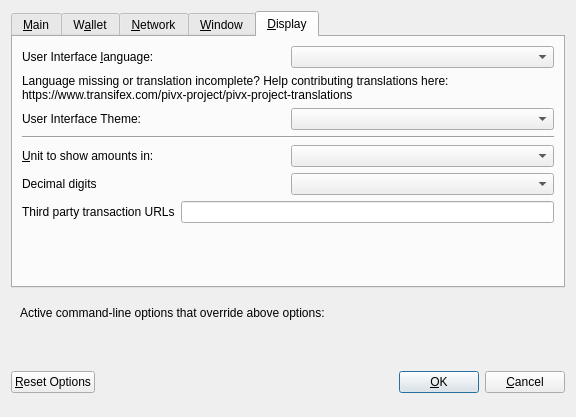
Qt form src/qt/forms/optionsdialog.ui (midnight-miner/LasVegasCoin) before a commit.
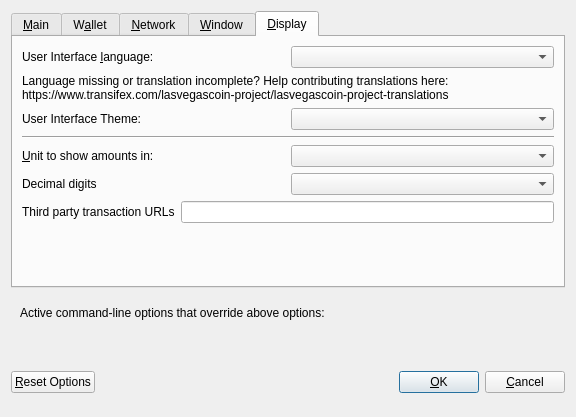
The same form after that commit. The open tabs and pages were chosen to show the change. Custom widgets are drawn as their Qt base class.

What changed in the file:
```diff
--- a/src/qt/forms/optionsdialog.ui
+++ b/src/qt/forms/optionsdialog.ui
@@ -476,7 +476,7 @@
          </property>
          <property name="text">
           <string>Language missing or translation incomplete? Help contributing translations here:
-https://www.transifex.com/pivx-project/pivx-project-translations</string>
+https://www.transifex.com/lasvegascoin-project/lasvegascoin-project-translations</string>
          </property>
          <property name="wordWrap">
           <bool>true</bool>
```
